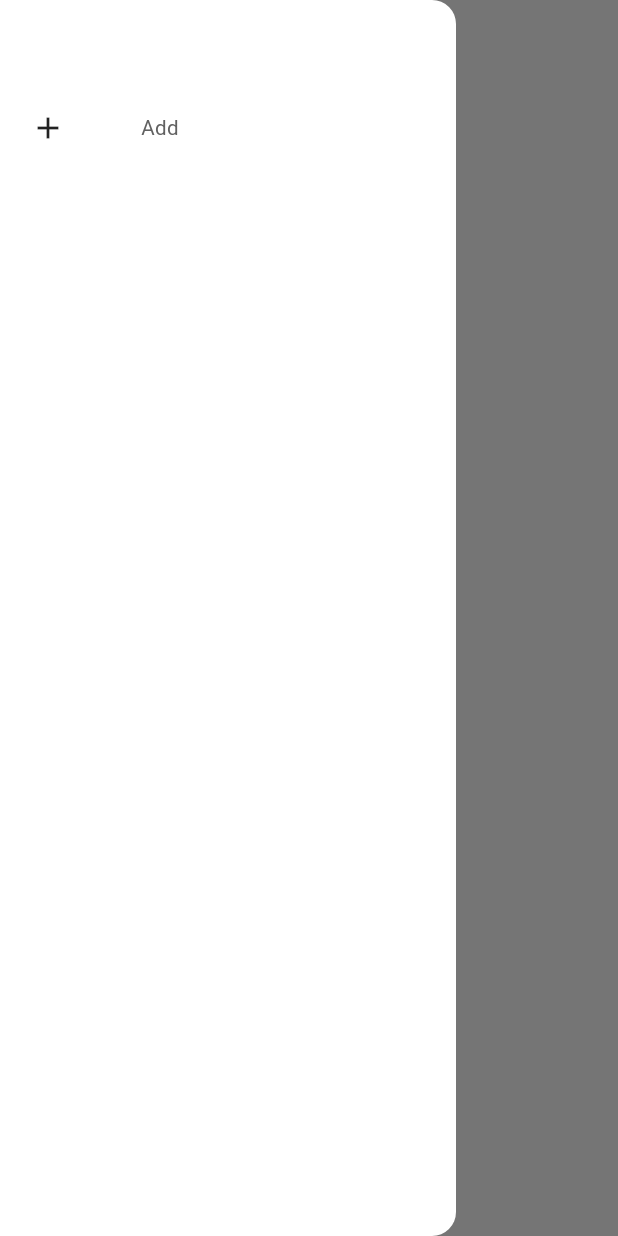
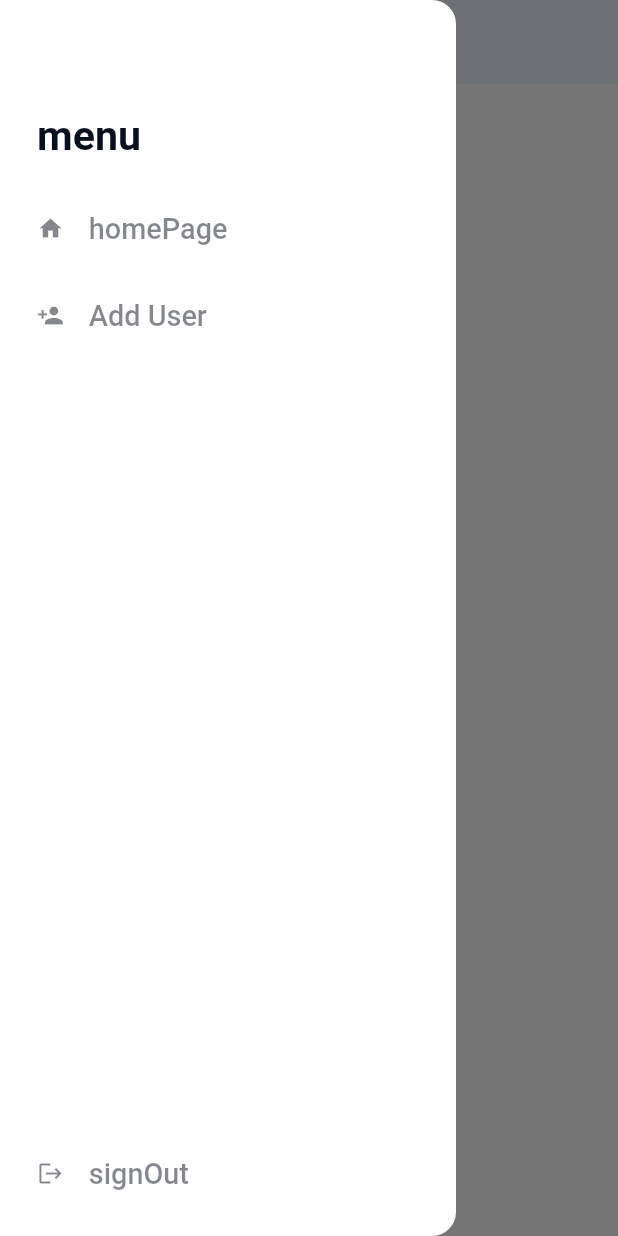
Before and after one commit to SaraDrees/cleanning_store_app, a Flutter app: the AdminPage screen opened by its route, with the side drawer open, on a phone screen of 412 x 824 dp. Run offline on Flutter 3.47's test engine with Material 3 defaults, Android fonts, the phone set to English and light mode, and no system bars; our stand-ins replace cloud_firestore, firebase_core, get, sizer; accounts and stored records are empty; Roboto replaces fonts that are missing (sfpro).

Commit message:
add "main scaffold" && "app drawer"  widgets

```diff
--- a/lib/core/models/product_model.dart
+++ b/lib/core/models/product_model.dart
@@ -35,7 +35,7 @@ class Product {
         inOut: json["inOut"]??"",
         type: json["type"]??"",
         date: json["date"]??"",
-        empName: json["empName"]
+        empName: json["empName"]??""
     );
 
     Map<String, dynamic> toJson() => {
--- a/lib/core/routing/app_pages.dart
+++ b/lib/core/routing/app_pages.dart
@@ -9,21 +9,29 @@ class _AppPages {
       name: AppRoutes.loginPageRoute,
       page: () => LoginPage(),
       binding: LoginBinding(),
+      transition: Transition.fadeIn,
+      transitionDuration: const Duration(milliseconds: 400)
     ),
     GetPage(
       name: AppRoutes.homePageRoute,
       page: () => HomePage(),
       binding: HomeBinding(),
+      transition: Transition.fadeIn,
+      transitionDuration: const Duration(milliseconds: 500)
     ),
     GetPage(
       name: AppRoutes.adminPageRoute,
-      page: () => AdminPage(),
+      page: () => const AdminPage(),
       binding: AdminBinding(),
+      transition: Transition.fadeIn,
+      transitionDuration: const Duration(milliseconds: 500)
     ),
     GetPage(
       name: AppRoutes.addUser,
       page: () => AddUserTabView(),
       binding: AdminBinding(),
+      transition: Transition.fadeIn,
+      transitionDuration: const Duration(milliseconds: 500)
     )
   ];
 }
--- a/lib/core/translation.dart
+++ b/lib/core/translation.dart
@@ -34,6 +34,8 @@ class Translation extends Translations {
           'FailedToAddType' : 'Failed to add type',
           'loginSuccessflly': 'Login Successflly',
           'FailedToLogin' : 'Failed to Login, User not found',
+          'menu': 'menu',
+          'signOut':'signOut'
         },
         'ar_SA': {
         }
--- /dev/null
+++ b/lib/core/view/app_drawer.dart
@@ -0,0 +1,102 @@
+
+import 'package:cleanning_store_app/core/routing/routes.dart';
+import 'package:cleanning_store_app/core/view/menu_item_widget.dart';
+import 'package:flutter/material.dart';
+import 'package:get/get.dart';
+import 'package:sizer/sizer.dart';
+
+class AppDrawer extends StatefulWidget {
+  const AppDrawer({super.key});
+
+  @override
+  State<AppDrawer> createState() => _AppDrawerState();
+}
+
+class _AppDrawerState extends State<AppDrawer> {
+
+  @override
+  void initState() {
+    super.initState();
+  }
+
+  @override
+  Widget build(BuildContext context) {
+    return Drawer(
+      child: SingleChildScrollView(
+        child: Container(
+          constraints: BoxConstraints(minHeight: MediaQuery.of(context).size.height),
+          child: Column(
+            mainAxisAlignment: MainAxisAlignment.spaceBetween,
+            children: [
+              Column(
+                children: [
+                  SizedBox(
+                  height: 15.h,
+                  child: Padding(
+                    padding: EdgeInsetsDirectional.only(bottom: 2.h, start: 6.w),
+                    child: Align(
+                  alignment: AlignmentDirectional.bottomStart,
+                  child: Text(
+                    "menu".tr,
+                    style: Theme.of(context)
+                  .textTheme
+                  .displayMedium
+                  ?.copyWith(fontWeight: FontWeight.w600),
+                          )),
+                    ),
+                  ),
+                  drawerWidget()
+                ],
+              ),
+            ],
+          ),
+        ),
+      ),
+    );
+  }
+
+  drawerWidget() {
+    return  Container(
+          constraints: BoxConstraints(
+            maxHeight: SizerUtil.height-15.h
+          ),
+          child: Column(
+            children: [
+                MenuItemWidget(
+                  title: "homePage".tr,
+                  iconData: Icons.home,
+                  index: 0,
+                  onClick: () {
+                    Get.currentRoute == AppRoutes.adminPageRoute? null :
+                    Get.offAndToNamed(AppRoutes.adminPageRoute);
+                  }),
+
+                  MenuItemWidget(
+                  title: "addUser".tr,
+                  iconData: Icons.person_add,
+                  index: 0,
+                  onClick: () {
+                    Get.currentRoute == AppRoutes.addUser? null :
+                    Get.offAndToNamed(AppRoutes.addUser);
+                  }),
+
+              const Expanded(child: SizedBox() ),
+              Padding(
+                padding: EdgeInsets.symmetric(horizontal:3.h),
+                child: const Divider(color: Colors.white, thickness: 1.5),
+              ),
+              MenuItemWidget(
+                  title: "signOut".tr,
+                  iconData: Icons.logout,
+                  onClick: () async {
+                    Get.offAndToNamed(AppRoutes.loginPageRoute);
+                  }),
+              SizedBox(
+                height: 1.5.h,
+              )
+            ],
+          ),
+        );
+  }
+
+}
--- /dev/null
+++ b/lib/core/view/main_scaffold.dart
@@ -0,0 +1,61 @@
+
+
+import 'package:cleanning_store_app/core/app_colors.dart';
+import 'package:cleanning_store_app/core/view/app_drawer.dart';
+import 'package:flutter/material.dart';
+import 'package:sizer/sizer.dart';
+
+class MainScaffold extends StatefulWidget {
+  final Widget body;
+  final String title;
+  final Widget? drawer;
+
+  const MainScaffold(
+      {Key? key,
+      required this.body,
+      required this.title,
+      this.drawer,
+      })
+      : super(key: key);
+
+  @override
+  State<MainScaffold> createState() => _MainScaffoldState();
+}
+
+class _MainScaffoldState extends State<MainScaffold> {
+
+  @override
+  void initState() {
+    super.initState();
+  }
+
+  @override
+  void didChangeDependencies() {
+    super.didChangeDependencies();
+  }
+
+  @override
+  Widget build(BuildContext context) {
+      return Scaffold(
+        drawer: widget.drawer?? const AppDrawer(),
+        appBar: AppBar(
+            centerTitle: true,
+            leadingWidth: 7.w,
+            elevation:  3,
+            backgroundColor: Colors.white,
+            title: Text(widget.title, style:  Theme.of(context).textTheme.displaySmall?.copyWith(
+                  color: AppColors.colorPrimary, fontWeight: FontWeight.bold),),
+        ),
+        body: SafeArea(
+          child: Padding(
+            padding: const EdgeInsets.only(
+                left: 0.0,
+                right: 0.0,
+                top: 0.0,
+                bottom: 4.0),
+            child: widget.body,
+          ),
+        ),
+      );
+    }
+  }
--- /dev/null
+++ b/lib/core/view/menu_item_widget.dart
@@ -0,0 +1,68 @@
+
+import 'package:cleanning_store_app/core/app_colors.dart';
+import 'package:flutter/material.dart';
+import 'package:sizer/sizer.dart';
+
+class MenuItemWidget extends StatefulWidget {
+  const MenuItemWidget(
+      {Key? key,
+      required this.title,
+      required this.iconData,
+      this.index,
+      this.onClick, })
+      : super(key: key);
+
+  final IconData iconData;
+  final String title;
+  final int? index;
+  final VoidCallback? onClick;
+
+  @override
+  State<MenuItemWidget> createState() => _MenuItemWidgetState();
+}
+
+class _MenuItemWidgetState extends State<MenuItemWidget> {
+
+  @override
+  void initState() {
+    super.initState();
+  }
+
+  @override
+  Widget build(BuildContext context) {
+    return TextButton(
+      onPressed: () {
+        if ((widget.index ?? -1) >= 0) {
+         Navigator.pop(context);
+        }
+        if (widget.onClick != null) {
+          widget.onClick!();
+        }
+      },
+      style: TextButton.styleFrom(
+          padding: EdgeInsets.symmetric(vertical: 2.h),
+          foregroundColor: AppColors.enabledBorder ,
+          ),
+      child: Row(
+        children: [
+          SizedBox(
+            width: 6.w,
+          ),
+          Icon(widget.iconData,
+              color: AppColors.textColorPrimary
+                      .withOpacity(0.5)),
+          SizedBox(
+            width: 4.w,
+          ),
+          Text(
+            widget.title,
+            style: Theme.of(context).textTheme.headlineMedium?.copyWith(
+                fontWeight: FontWeight.w500,
+                color: AppColors.textColorPrimary
+                        .withOpacity(0.5)),
+          )
+        ],
+      ),
+    );
+  }
+}
--- a/lib/features/admin/add_user_tab/add_user_tab_view.dart
+++ b/lib/features/admin/add_user_tab/add_user_tab_view.dart
@@ -5,6 +5,7 @@ import 'package:cleanning_store_app/core/view/app_snackbar.dart';
 import 'package:cleanning_store_app/core/view/app_text_field.dart';
 import 'package:cleanning_store_app/core/view/app_text_field_title.dart';
 import 'package:cleanning_store_app/core/view/loading_widget.dart';
+import 'package:cleanning_store_app/core/view/main_scaffold.dart';
 import 'package:cleanning_store_app/core/widget_state_widget.dart';
 import 'package:cleanning_store_app/features/admin/add_user_tab/add_user_tab_controller.dart';
 import 'package:flutter/material.dart';
@@ -19,7 +20,8 @@ class AddUserTabView extends GetView<AddUserTabController>{
 
   @override
   Widget build(BuildContext context) {
-    return Scaffold(
+    return MainScaffold(
+      title: 'addUser'.tr,
       body: StateBuilder<AddUserTabController>(
           id: "addUser",
           disableState: true,
--- a/lib/features/admin/admin_page.dart
+++ b/lib/features/admin/admin_page.dart
@@ -1,12 +1,7 @@
-import 'package:cleanning_store_app/core/app_colors.dart';
-import 'package:cleanning_store_app/core/view/drawer_button.dart';
-import 'package:cleanning_store_app/features/admin/add_type_tab/add_type_tab_view.dart';
-import 'package:cleanning_store_app/features/admin/add_user_tab/add_user_tab_view.dart';
+import 'package:cleanning_store_app/core/view/main_scaffold.dart';
 import 'package:cleanning_store_app/features/admin/products_tab/products_tab_view.dart';
 import 'package:flutter/material.dart';
 import 'package:get/get.dart';
-
-import '../../core/routing/routes.dart';
 
 
 
@@ -31,24 +26,8 @@ class _AdminPageState extends State<AdminPage> with TickerProviderStateMixin {
   Widget build(BuildContext context) {
     return DefaultTabController(
         length: 3,
-        child: Scaffold(
-              appBar: AppBar(
-                title: Text("product"),
-
-              ),
-              drawer: Drawer(
-                child : Column(
-                  children: [
-                    SizedBox(height: 70,),
-                    MyDrawerButton(t: "Add User",f: AppRoutes.addUser , c: Icons.add)
-
-
-                  ],
-                )
-              ),
-              body:  ProductsTabView(),
-
-
-        ));
+        child: MainScaffold(
+        body: const ProductsTabView(),
+         title: 'products'.tr,) );
   }
 }
--- a/lib/features/login/login_controller.dart
+++ b/lib/features/login/login_controller.dart
@@ -30,7 +30,7 @@ class LoginController extends GetxStateController{
   users.clear();
   print('${result.docs.map((e) => e.data() as Map<String, dynamic>? ).toList()}');
   users.addAll(userFromJson((result.docs.map((e) => e.data() as Map<String, dynamic>? ).toList())));
-  User? temp = users.firstWhereOrNull((element) => (element.name == user?.name)&& (element.password == user?.password));
+  User? temp = users.firstWhereOrNull((element) => (element.name == user?.name.removeAllWhitespace)&& (element.password == user?.password.removeAllWhitespace));
   if(temp == null){
     AppSnackbar.show(message: "FailedToLogin".tr, error: true);
   }else if((user?.name == 'ahmad' && user?.password == '123456') || (temp.role??false)){
```
